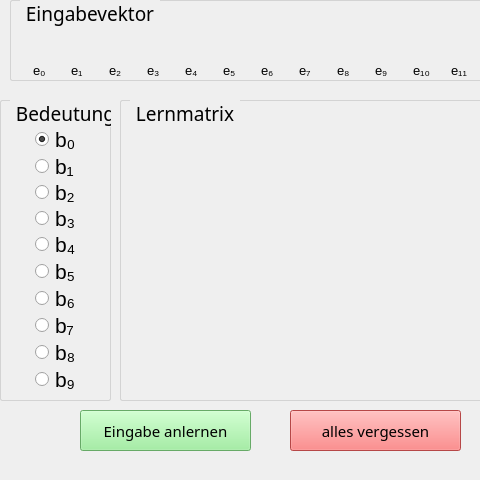
The window that mainwindow.ui (matthiaszipp/steinbuch) describes before a commit, drawn with Qt 5; both pictures show x 0 to 480 and y 0 to 480 of the 800 by 480 pixel window.
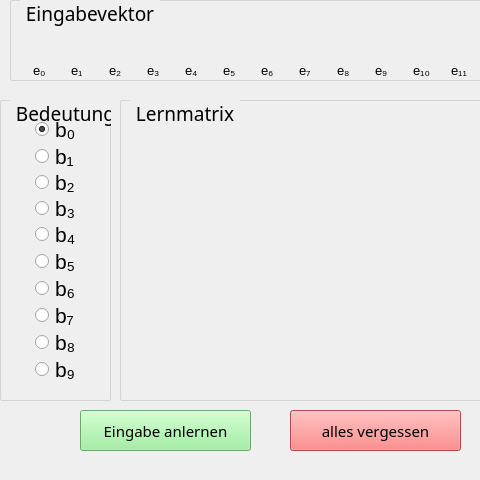
The same window after the commit.

What changed in the file:
```diff
--- a/mainwindow.ui
+++ b/mainwindow.ui
@@ -59,7 +59,7 @@
      <property name="geometry">
       <rect>
        <x>20</x>
-       <y>-10</y>
+       <y>-20</y>
        <width>81</width>
        <height>311</height>
       </rect>
```
